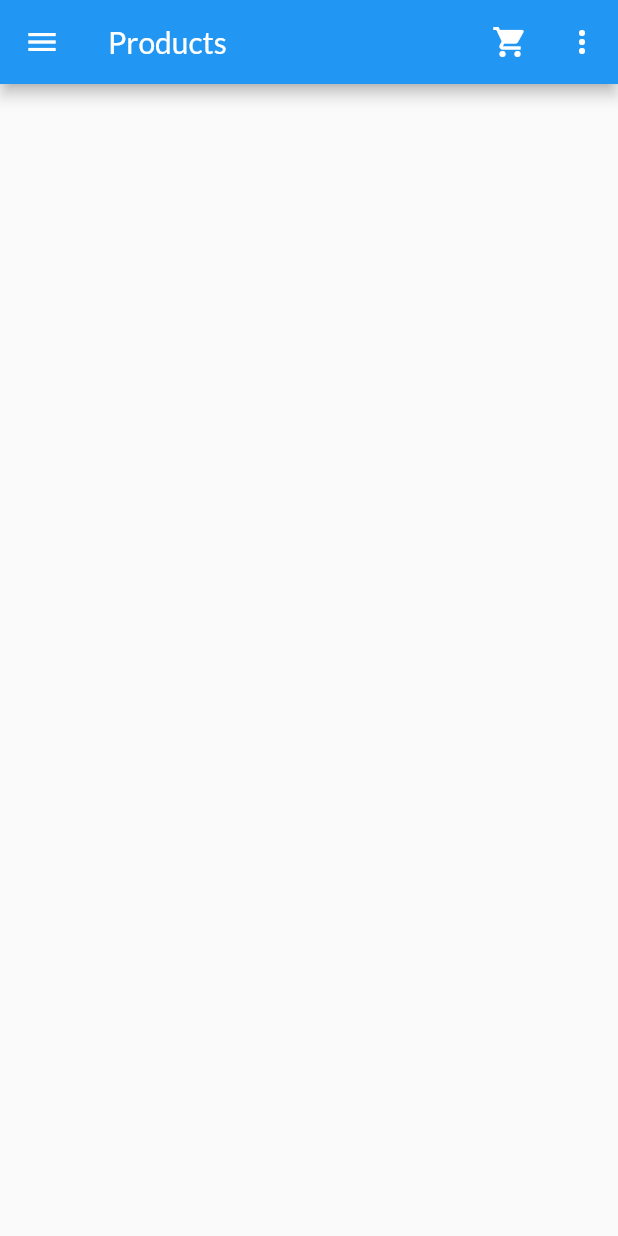
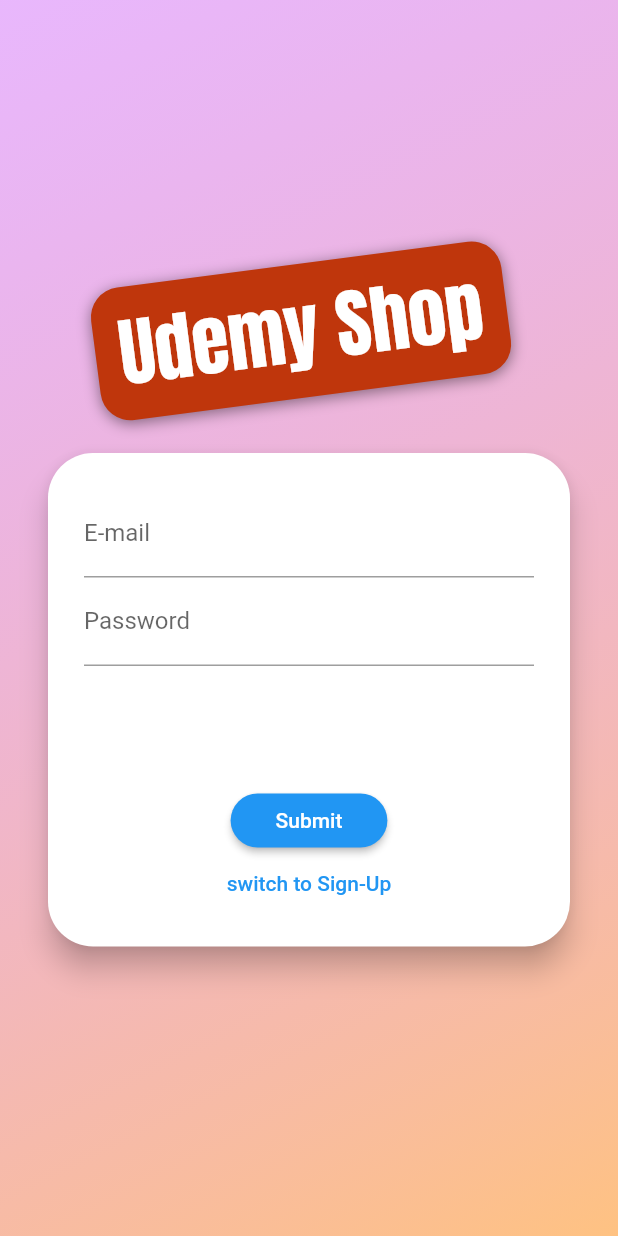
Before and after one commit to Reyst/udemy_shop, a Flutter app: the screen it shows after launch, on a phone screen of 412 x 824 dp. Run offline on Flutter 3.47's test engine with Material 2 defaults, Android fonts, the phone set to English and light mode, and no system bars; our stand-ins replace shared_preferences.

Commit message:
add authorization with autologin and storing data about favorites and orders by users

```diff
--- /dev/null
+++ b/lib/models/token.dart
@@ -0,0 +1,27 @@
+import 'package:flutter/foundation.dart';
+
+class Token {
+  final String idToken;
+  final String email;
+  final String refreshToken;
+  final DateTime expires;
+  final String userId;
+
+  Token({
+    @required this.idToken,
+    @required this.email,
+    @required this.refreshToken,
+    @required this.expires,
+    @required this.userId,
+  });
+}
+
+/*
+{
+"idToken": "[ID_TOKEN]",
+"email": "[user@example.com]",
+"refreshToken": "[REFRESH_TOKEN]",
+"expiresIn": "3600",
+"localId": "tRcfmLH7..."
+}
+*/
--- a/lib/routes.dart
+++ b/lib/routes.dart
@@ -1,5 +1,6 @@
 import 'package:flutter/material.dart';
 
+import 'screens/auth_screen.dart';
 import 'screens/edit_product_screen.dart';
 import 'screens/cart_screen.dart';
 import 'screens/order_list_screen.dart';
@@ -9,6 +10,7 @@ import 'screens/products_management_screen.dart';
 
 Map<String, WidgetBuilder> routes = <String, WidgetBuilder>{
   ProductListScreen.route: (ctx) => ProductListScreen(),
+  AuthScreen.route: (ctx) => AuthScreen(),
   ProductDetailScreen.route: (ctx) => ProductDetailScreen.forNavigation(ctx),
   CartScreen.route: (ctx) => CartScreen(),
   OrderListScreen.route: (ctx) => OrderListScreen(),
--- /dev/null
+++ b/lib/screens/auth_screen.dart
@@ -0,0 +1,218 @@
+import 'package:flutter/material.dart';
+import 'package:provider/provider.dart';
+import 'package:udemy_shop/screens/product_list_screen.dart';
+
+import '../data/auth_provider.dart';
+
+class AuthScreen extends StatelessWidget {
+  static const String route = '/auth';
+
+  @override
+  Widget build(BuildContext context) {
+    final deviceSize = MediaQuery.of(context).size;
+    return Scaffold(
+      body: Stack(
+        children: [
+          Container(
+            decoration: BoxDecoration(
+              gradient: LinearGradient(
+                colors: [
+                  Color.fromRGBO(215, 117, 255, 1).withOpacity(0.5),
+                  Color.fromRGBO(255, 188, 117, 1).withOpacity(0.9),
+                ],
+                begin: Alignment.topLeft,
+                end: Alignment.bottomRight,
+                stops: [0, 1],
+              ),
+            ),
+          ),
+          SingleChildScrollView(
+            child: Container(
+              width: deviceSize.width,
+              height: deviceSize.height,
+              child: Column(
+                mainAxisAlignment: MainAxisAlignment.center,
+                crossAxisAlignment: CrossAxisAlignment.center,
+                children: [
+                  Flexible(
+                    child: Container(
+                      padding: EdgeInsets.symmetric(vertical: 8, horizontal: 16),
+                      margin: EdgeInsets.only(bottom: 20.0),
+                      transform: Matrix4.rotationZ(-0.13)..translate(-10.0),
+                      // (-8 * 3.1415 / 180),
+                      decoration: BoxDecoration(
+                        borderRadius: BorderRadius.circular(20),
+                        color: Colors.deepOrange.shade900,
+                        boxShadow: [
+                          BoxShadow(
+                            blurRadius: 8,
+                            color: Colors.black45,
+                            offset: Offset(0, 2),
+                          )
+                        ],
+                      ),
+                      child: Text(
+                        "Udemy Shop",
+                        style: TextStyle(
+                          color: Theme.of(context).accentTextTheme.subtitle1.color,
+                          fontSize: 50,
+                          fontFamily: 'Anton',
+                          fontWeight: FontWeight.normal,
+                        ),
+                      ),
+                    ),
+                  ),
+                  Flexible(
+                    flex: deviceSize.width > 600 ? 2 : 1,
+                    child: AuthCard(),
+                  ),
+                ],
+              ),
+            ),
+          )
+        ],
+      ),
+    );
+  }
+}
+
+class AuthCard extends StatefulWidget {
+  @override
+  _AuthCardState createState() => _AuthCardState();
+}
+
+class _AuthCardState extends State<AuthCard> {
+  static const _KEY_EMAIL = 'email';
+  static const _KEY_PASSWORD = 'password';
+
+  AuthMode _mode = AuthMode.SignIn;
+  bool _isLoading = false;
+  final _formKey = GlobalKey<FormState>();
+
+  final _passwordController = TextEditingController();
+
+  final _data = {
+    _KEY_EMAIL: '',
+    _KEY_PASSWORD: '',
+  };
+
+  @override
+  void dispose() {
+    _passwordController.dispose();
+    super.dispose();
+  }
+
+  @override
+  Widget build(BuildContext context) {
+    return Form(
+      key: _formKey,
+      child: Card(
+        shape: RoundedRectangleBorder(
+          borderRadius: BorderRadius.circular(30),
+        ),
+        elevation: 8,
+        margin: const EdgeInsets.symmetric(horizontal: 32),
+        child: Padding(
+          padding: const EdgeInsets.all(24.0),
+          child: Column(
+            mainAxisSize: MainAxisSize.min,
+            children: [
+              TextFormField(
+                decoration: InputDecoration(labelText: 'E-mail'),
+                keyboardType: TextInputType.emailAddress,
+                onSaved: (newValue) => _data[_KEY_EMAIL] = newValue,
+              ),
+              TextFormField(
+                decoration: InputDecoration(labelText: 'Password'),
+                obscureText: true,
+                controller: _passwordController,
+                onSaved: (newValue) => _data[_KEY_PASSWORD] = newValue,
+              ),
+              IgnorePointer(
+                ignoring: _mode != AuthMode.SignUp,
+                child: Opacity(
+                  opacity: _mode == AuthMode.SignUp ? 1 : 0,
+                  child: TextFormField(
+                    enabled: _mode == AuthMode.SignUp,
+                    decoration: InputDecoration(labelText: 'Confirm Password'),
+                    obscureText: true,
+                    validator: _validatePassword,
+                  ),
+                ),
+              ),
+              SizedBox(height: 20),
+              _isLoading
+                  ? CircularProgressIndicator()
+                  : RaisedButton(
+                      child: Text('Submit'),
+                      onPressed: _submit,
+                      shape: RoundedRectangleBorder(
+                        borderRadius: BorderRadius.circular(30),
+                      ),
+                      padding: EdgeInsets.symmetric(horizontal: 30.0, vertical: 8.0),
+                      color: Theme.of(context).primaryColor,
+                      textColor: Theme.of(context).primaryTextTheme.button.color,
+                    ),
+              FlatButton(
+                onPressed: _changeMode,
+                child: Text(_mode == AuthMode.SignUp ? 'switch to Sign-In' : 'switch to Sign-Up'),
+                padding: EdgeInsets.symmetric(horizontal: 30.0, vertical: 4),
+                materialTapTargetSize: MaterialTapTargetSize.shrinkWrap,
+                textColor: Theme.of(context).primaryColor,
+              ),
+            ],
+          ),
+        ),
+      ),
+    );
+  }
+
+  String _validatePassword(String value) {
+    String result;
+    if (_mode == AuthMode.SignUp && value != _passwordController.text) {
+      result = 'Passwords do not match!';
+    }
+    return result;
+  }
+
+  void _changeMode() {
+    setState(() {
+      _mode = AuthMode.values.firstWhere((mode) => mode != _mode);
+    });
+  }
+
+  Future<void> _submit() async {
+    var formState = _formKey.currentState;
+    if (!formState.validate()) return;
+
+    try {
+      setState(() => _isLoading = true);
+      formState.save();
+
+      final result = await _submitAction(_data[_KEY_EMAIL], _data[_KEY_PASSWORD]);
+      if (result) Navigator.of(context).pushReplacementNamed(ProductListScreen.route);
+    } catch (error) {
+      showDialog(
+        context: context,
+        builder: (ctx) => AlertDialog(
+          title: Text('Error'),
+          content: Text(error.message),
+          actions: [
+            FlatButton(onPressed: () => Navigator.of(ctx).pop(), child: Text("OK")),
+          ],
+        ),
+      );
+    } finally {
+      setState(() => _isLoading = false);
+    }
+  }
+
+  Future<bool> Function(String, String) get _submitAction {
+    if (_mode == AuthMode.SignUp)
+      return context.read<AuthProvider>().register;
+    else
+      return context.read<AuthProvider>().login;
+  }
+}
+
+enum AuthMode { SignUp, SignIn }
--- a/lib/screens/product_list_screen.dart
+++ b/lib/screens/product_list_screen.dart
@@ -11,7 +11,7 @@ import 'cart_screen.dart';
 import 'product_detail_screen.dart';
 
 class ProductListScreen extends StatefulWidget {
-  static const String route = "/";
+  static const String route = "/product-list";
 
   @override
   _ProductListScreenState createState() => _ProductListScreenState();
--- a/lib/shop_app.dart
+++ b/lib/shop_app.dart
@@ -1,9 +1,36 @@
 import 'package:flutter/material.dart';
+import 'package:provider/provider.dart';
 
+import 'data/auth_provider.dart';
 import 'routes.dart';
+import 'screens/auth_screen.dart';
+import 'screens/product_list_screen.dart';
 
 class ShopApp extends StatelessWidget {
   // This widget is the root of your application.
+/*
+  @override
+  Widget build(BuildContext context) {
+    return Consumer<AuthProvider>(
+      builder: (ctx, auth, _) => MaterialApp(
+        title: 'Udemy Shop',
+        theme: ThemeData(
+            primarySwatch: Colors.blue,
+            visualDensity: VisualDensity.adaptivePlatformDensity,
+            fontFamily: "Lato",
+            textTheme: ThemeData.light().textTheme.copyWith()),
+        home: auth.isLoggedIn
+            ? ProductListScreen()
+            : FutureBuilder(
+                future: auth.autoLogin(),
+                builder: (c, authResultSnapshot) => authResultSnapshot.connectionState == ConnectionState.waiting
+                    ? Center(child: CircularProgressIndicator())
+                    : AuthScreen(),
+              ),
+        routes: routes,
+      ),
+    );
+*/
   @override
   Widget build(BuildContext context) {
     return MaterialApp(
@@ -13,6 +40,16 @@ class ShopApp extends StatelessWidget {
           visualDensity: VisualDensity.adaptivePlatformDensity,
           fontFamily: "Lato",
           textTheme: ThemeData.light().textTheme.copyWith()),
+      home: Consumer<AuthProvider>(
+        builder: (ctx, auth, _) => auth.isLoggedIn
+            ? ProductListScreen()
+            : FutureBuilder(
+                future: auth.autoLogin(),
+                builder: (c, authResultSnapshot) => authResultSnapshot.connectionState == ConnectionState.waiting
+                    ? Center(child: CircularProgressIndicator())
+                    : AuthScreen(),
+              ),
+      ),
       routes: routes,
     );
   }
--- a/pubspec.yaml
+++ b/pubspec.yaml
@@ -28,6 +28,7 @@ dependencies:
   uuid: ^2.0.4
   intl: ^0.16.1
   http: ^0.12.2
+  shared_preferences: ^0.5.10
 
   # The following adds the Cupertino Icons font to your application.
   # Use with the CupertinoIcons class for iOS style icons.
```
Also changed, not shown: lib/data/auth_provider.dart (added, +139 -0 lines), lib/data/orders_provider.dart (+13 -2 lines), lib/data/products_provider.dart (+28 -14 lines), lib/main.dart (+9 -4 lines), lib/widgets/app_drawer.dart (+7 -0 lines), pubspec.lock.
